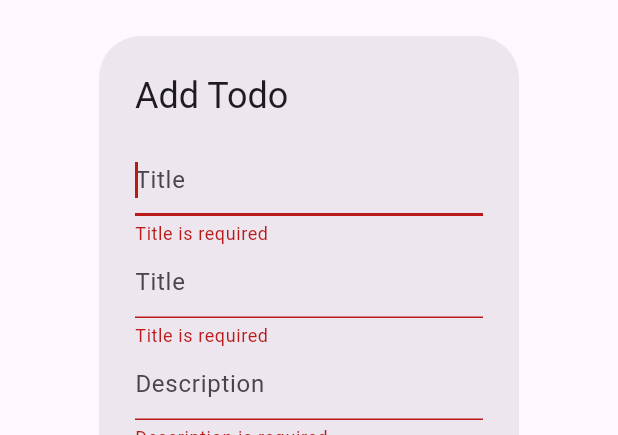
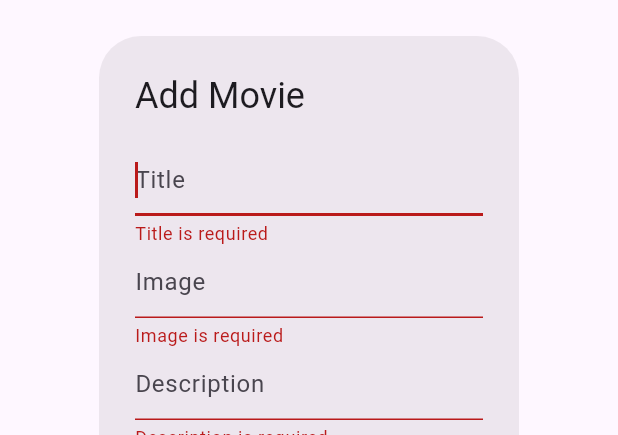
Before and after one commit to gustino7/ETS_PPB_, a Flutter app: the CreateMovieWidget widget shown alone on an empty page, opened directly with empty values, after a tap on "OK", on a phone screen of 412 x 824 dp. Shown: the top 435 px of the screen. Run offline on Flutter 3.47's test engine with Material 3 defaults, Android fonts, the phone set to English and light mode, and no system bars; our stand-ins replace sqflite; accounts and stored records are empty.

Commit message:
edit: field

```diff
--- a/lib/pages/movie_page.dart
+++ b/lib/pages/movie_page.dart
@@ -91,8 +91,8 @@ class _MoviePageState extends State<MoviePage> {
         onPressed: () {
           showDialog(
             context: context,
-            builder: (_) => CreateMovieWidget(titleOnSubmit: (title), descriptionOnSubmit: (description) async {
-              await movieDB.create(title: title, description: description, image: title);
+            builder: (_) => CreateMovieWidget(titleOnSubmit: (title) async {
+              await movieDB.create(title: title, description: title, image: title);
               if (!mounted) return;
               fetchMovie();
               Navigator.of(context).pop();
--- a/lib/widget/movie_widget.dart
+++ b/lib/widget/movie_widget.dart
@@ -4,13 +4,12 @@ import 'package:pbb_sqflite/model/db_model.dart';
 class CreateMovieWidget extends StatefulWidget {
   final Model? movie;
   final ValueChanged<String> titleOnSubmit;
-  final ValueChanged<String> descriptionOnSubmit;
+  // final ValueChanged<String> descriptionOnSubmit;
 
   const CreateMovieWidget({
     Key? key,
     this.movie,
     required this.titleOnSubmit,
-    required this.descriptionOnSubmit,
   }) : super(key: key);
 
   @override
@@ -19,6 +18,8 @@ class CreateMovieWidget extends StatefulWidget {
 
 class _CreateMovieWidgetState extends State<CreateMovieWidget> {
   final controller = TextEditingController();
+  final imageC = TextEditingController();
+  final descriptionC = TextEditingController();
   final formKey = GlobalKey<FormState>();
 
   @override
@@ -32,7 +33,7 @@ class _CreateMovieWidgetState extends State<CreateMovieWidget> {
   Widget build(BuildContext context) {
     final isEditing = widget.movie != null;
     return AlertDialog(
-      title: Text(isEditing? 'Edit Todo' : 'Add Todo'),
+      title: Text(isEditing? 'Edit Movie' : 'Add Movie'),
       content: Form(
           key: formKey,
           child: Column(
@@ -45,13 +46,13 @@ class _CreateMovieWidgetState extends State<CreateMovieWidget> {
               ),
               TextFormField(
                 autofocus: true,
-                controller: controller,
-                decoration: const InputDecoration(hintText: 'Title'),
-                validator: (value) => value != null && value.isEmpty ? 'Title is required' : null,
+                controller: imageC,
+                decoration: const InputDecoration(hintText: 'Image'),
+                validator: (value) => value != null && value.isEmpty ? 'Image is required' : null,
               ),
               TextFormField(
                 autofocus: true,
-                controller: controller,
+                controller: descriptionC,
                 decoration: const InputDecoration(hintText: 'Description'),
                 validator: (value) => value != null && value.isEmpty ? 'Description is required' : null,
               )
@@ -63,7 +64,7 @@ class _CreateMovieWidgetState extends State<CreateMovieWidget> {
         TextButton(
             onPressed: () {
               if (formKey.currentState!.validate()) {
-                widget.onSubmit(controller.text);
+                widget.titleOnSubmit(controller.text);
               }
             },
             child: const Text('OK')
--- a/pubspec.yaml
+++ b/pubspec.yaml
@@ -37,6 +37,7 @@ dependencies:
   # The following adds the Cupertino Icons font to your application.
   # Use with the CupertinoIcons class for iOS style icons.
   cupertino_icons: ^1.0.6
+  image_field: ^0.0.10
 
 dev_dependencies:
   flutter_test:
```
Also changed, not shown: pubspec.lock.
